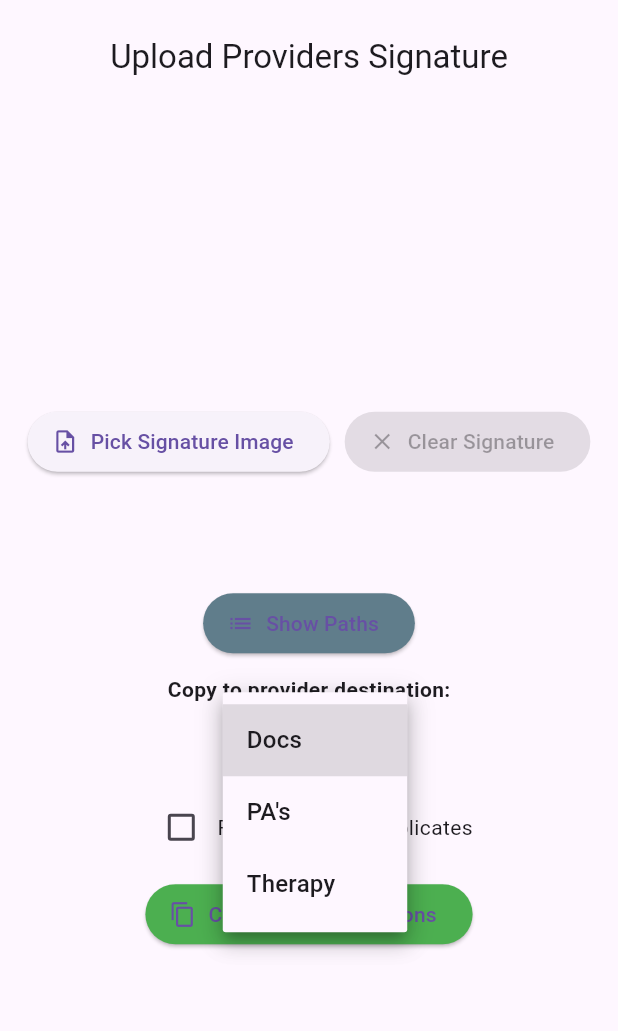
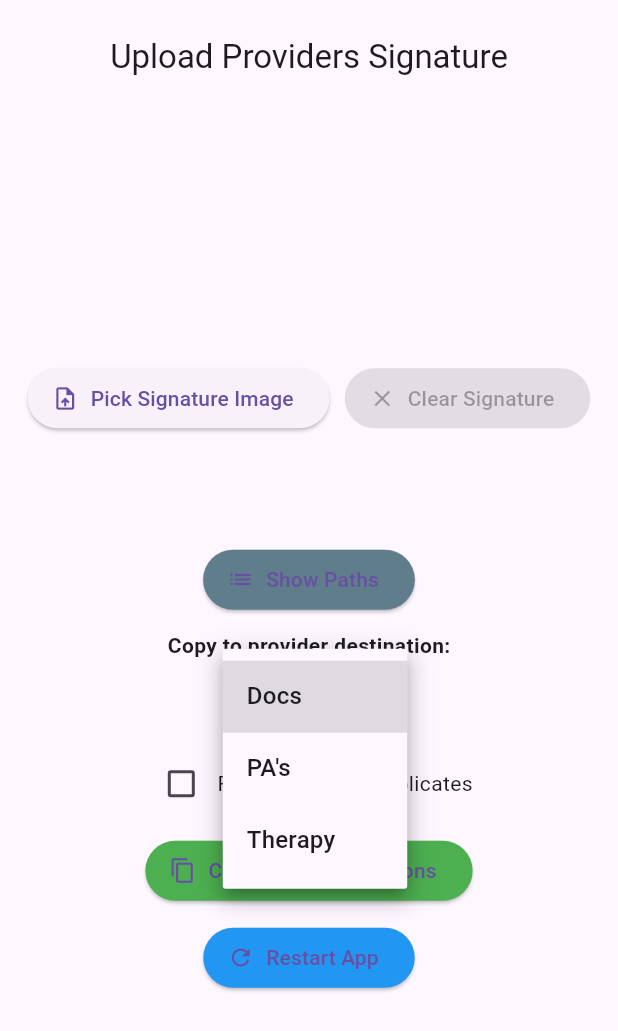
Before and after one commit to KCUkeka/signature_uploader, a Flutter app: the screen it shows after launch, after a tap on "Docs", on a phone screen of 412 x 824 dp. Shown: the top 1031 px of the screen. Run offline on Flutter 3.47's test engine with Material 3 defaults, Android fonts, the phone set to English and light mode, and no system bars; our stand-ins replace file_picker.

Commit message:
Added restart app button

```diff
--- a/lib/main.dart
+++ b/lib/main.dart
@@ -5,7 +5,36 @@ import 'package:image/image.dart' as img;
 import 'package:path/path.dart' as p;
 
 void main() {
-  runApp(SignatureUploaderApp());
+  runApp(RestartWidget(child: SignatureUploaderApp()));
+}
+
+class RestartWidget extends StatefulWidget {
+  final Widget child;
+  RestartWidget({required this.child});
+
+  static void restartApp(BuildContext context) {
+    final _RestartWidgetState? state =
+        context.findAncestorStateOfType<_RestartWidgetState>();
+    state?.restartApp();
+  }
+
+  @override
+  _RestartWidgetState createState() => _RestartWidgetState();
+}
+
+class _RestartWidgetState extends State<RestartWidget> {
+  Key key = UniqueKey();
+
+  void restartApp() {
+    setState(() {
+      key = UniqueKey();
+    });
+  }
+
+  @override
+  Widget build(BuildContext context) {
+    return KeyedSubtree(key: key, child: widget.child);
+  }
 }
 
 class SignatureUploaderApp extends StatelessWidget {
@@ -587,6 +616,13 @@ class _SignatureHomePageState extends State<SignatureHomePage> {
                     backgroundColor: forceCopy ? Colors.red : Colors.green,
                   ),
                 ),
+                SizedBox(height: 10),
+                ElevatedButton.icon(
+                  onPressed: () => RestartWidget.restartApp(context),
+                  icon: Icon(Icons.refresh),
+                  label: Text('Restart App'),
+                  style: ElevatedButton.styleFrom(backgroundColor: Colors.blue),
+                ),
               ],
             ),
           ),
```
